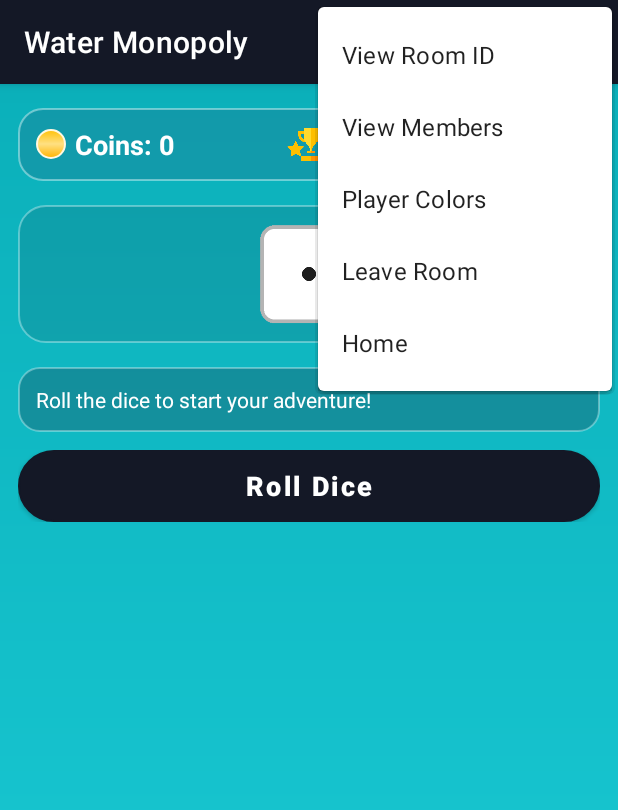
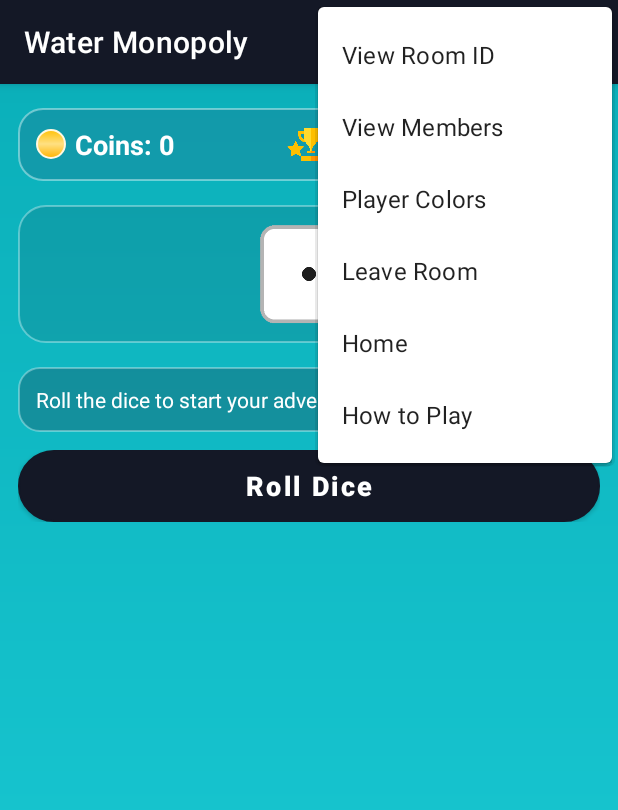
Before and after one commit to davidwxcui/waterwise, an Android app: the GameActivity screen opened directly, with no data from a screen before it, with the options menu open, on a phone screen of 412 x 824 dp. Shown: the top 810 px of the screen. Run offline under Robolectric (Android 15) with nearby library versions, the light colour scheme and no system bars; our stand-ins replace Firebase (no records; nobody signed in at launch, a user with empty details on screens opened directly); 1 statement that could not run was skipped.

Commit message:
game information

```diff
--- a/waterwise/app/src/main/res/menu/menu_game.xml
+++ b/waterwise/app/src/main/res/menu/menu_game.xml
@@ -20,4 +20,8 @@
         android:id="@+id/menu_home"
         android:title="Home" />
 
+    <item
+        android:id="@+id/menu_how_to_play"
+        android:title="How to Play" />
+
 </menu>
```
Also changed, not shown: waterwise/app/src/main/java/com/davidwxcui/waterwise/minigame/GameActivity.kt (+29 -0 lines).
